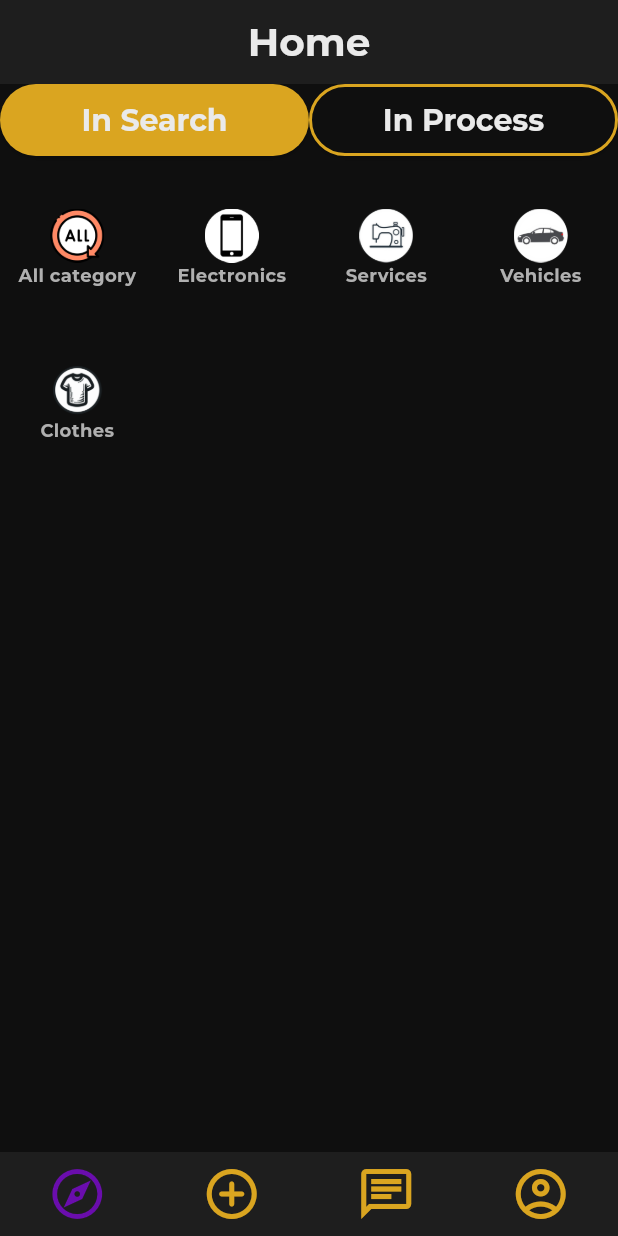
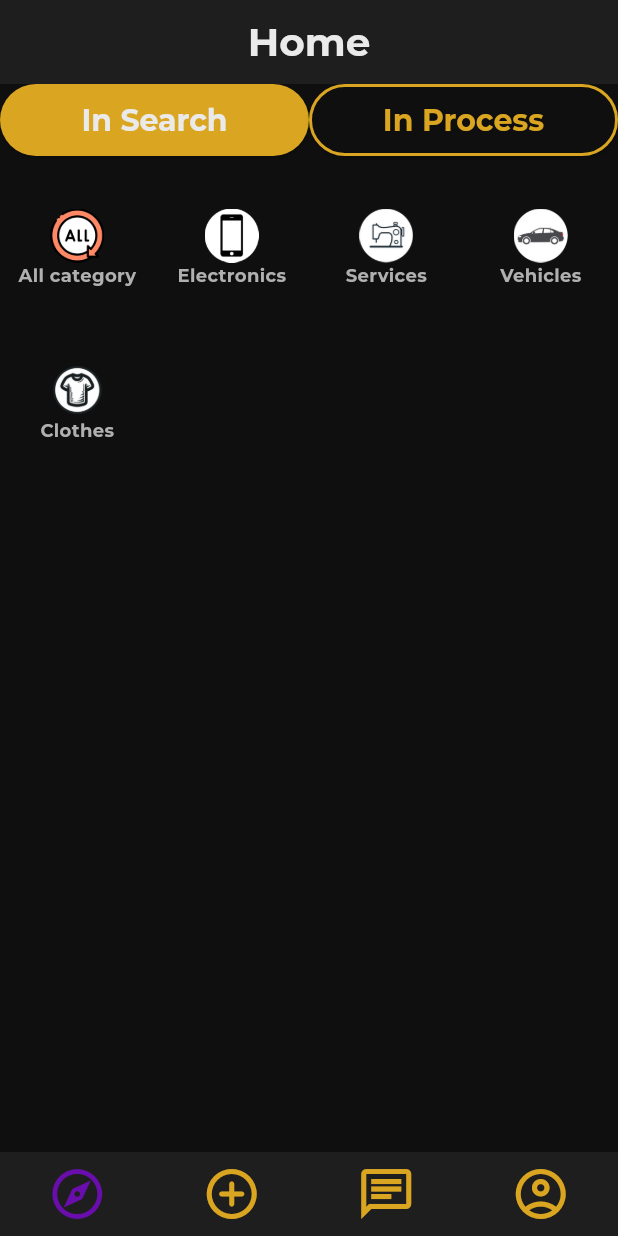
Before and after one commit to DigiShrimps/Swayzy, a Flutter app: the screen it shows once a user with an empty profile is signed in, on a phone screen of 412 x 824 dp. Run offline on Flutter 3.47's test engine with Material 3 defaults, Android fonts, the phone set to English and light mode, and no system bars; our stand-ins replace cloud_firestore, firebase_auth, firebase_core, firebase_storage, flutter_dotenv, flutter_native_splash and 4 more; missing offline and left inert: bip39, firebase_ui_auth, firebase_ui_oauth_google, flutter_inappwebview, solana; accounts and stored records are empty.

Commit message:
Button fix

```diff
--- a/swayzy/lib/screens/explore/explore.dart
+++ b/swayzy/lib/screens/explore/explore.dart
@@ -77,7 +77,7 @@ class _ExploreState extends State<Explore> {
                   style: currentMode == ViewMode.inSearch
                       ? AppButtonStyles.selectedButton
                       : AppButtonStyles.unselectedButton,
-                  child: Text("In Search", style: AppTextStyles.buttonPrimary),
+                  child: Text("In Search"),
                 ),
               ),
               Expanded(
@@ -90,7 +90,7 @@ class _ExploreState extends State<Explore> {
                   style: currentMode == ViewMode.inProcess
                       ? AppButtonStyles.selectedButton
                       : AppButtonStyles.unselectedButton,
-                  child: Text("In Process", style: AppTextStyles.buttonPrimary),
+                  child: Text("In Process"),
                 ),
               ),
             ],
```
